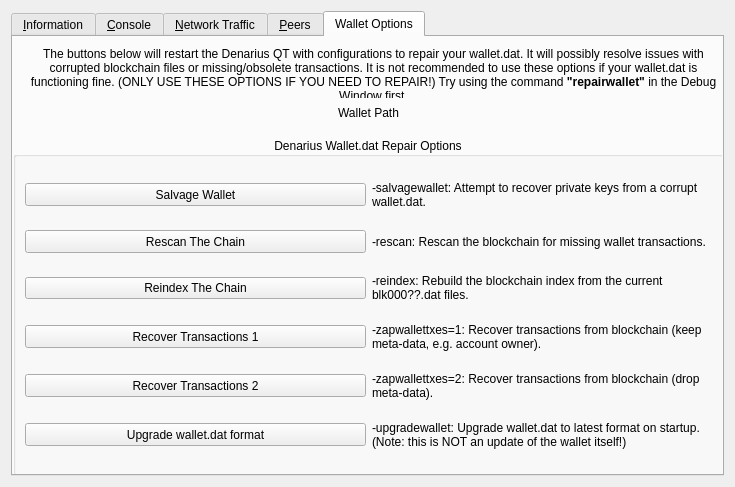
metaspartan/denarius, file src/qt/forms/rpcconsole.ui: the form before one commit.
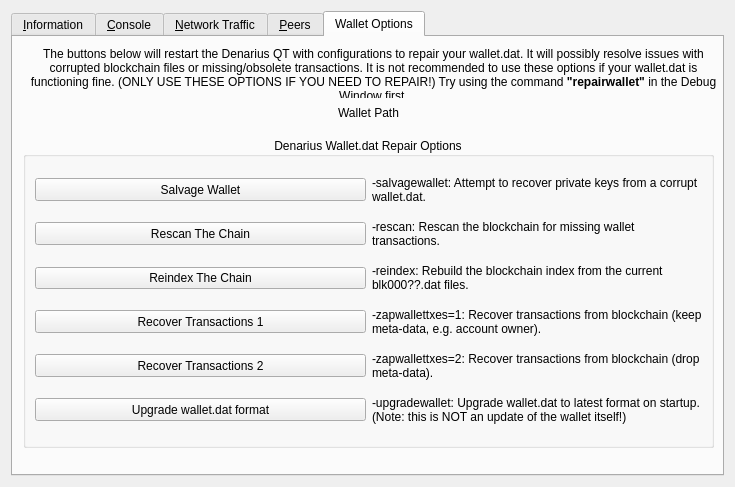
The form after the commit. The open tabs and pages were chosen to show the change. Icons and pictures are not drawn. Custom widgets are drawn as their Qt base class.

Commit message: Fix banlist.dat

The edit to the form file:
```diff
--- a/src/qt/forms/rpcconsole.ui
+++ b/src/qt/forms/rpcconsole.ui
@@ -1345,10 +1345,10 @@
       <widget class="QGroupBox" name="groupBox_2">
        <property name="geometry">
         <rect>
-         <x>0</x>
+         <x>10</x>
          <y>100</y>
-         <width>711</width>
-         <height>341</height>
+         <width>691</width>
+         <height>311</height>
         </rect>
        </property>
        <property name="title">
```
Left out of the diff: 2 changed lines with no effect on the pictures. The commit also changes 1 other file.
